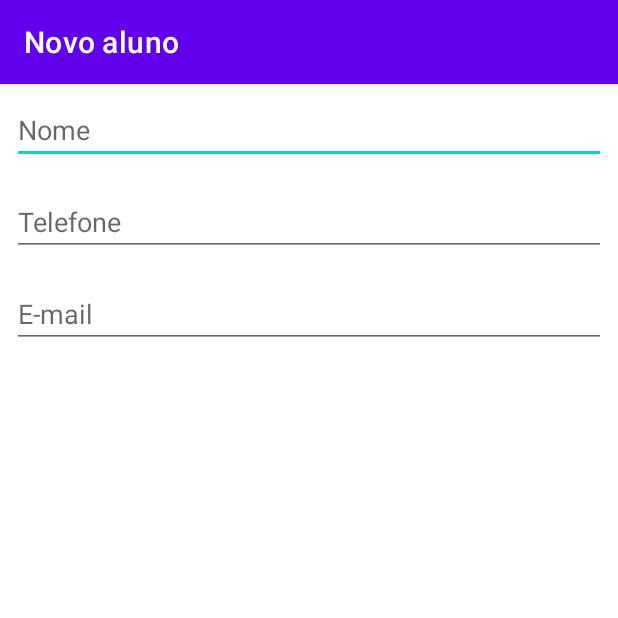
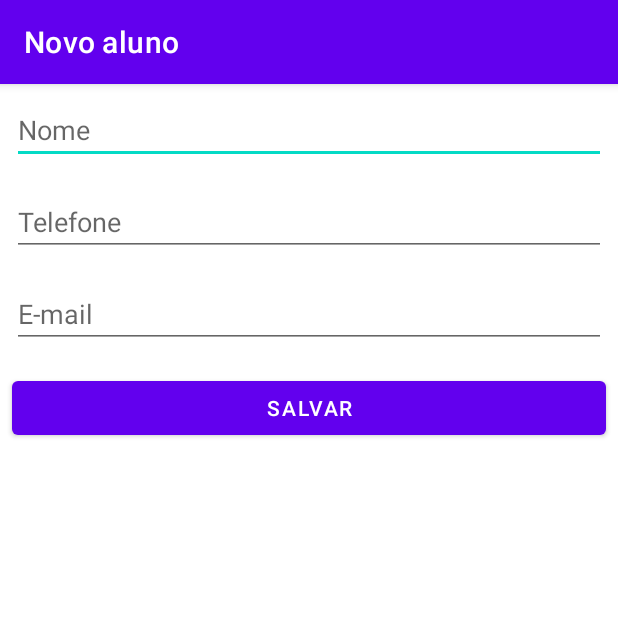
Before and after one commit to correadso/Agenda, an Android app: the FormularioAlunoActivity screen opened directly, with no data from a screen before it, on a phone screen of 412 x 824 dp, the top half of it. Run offline under Robolectric (Android 15) with nearby library versions, the phone set to English and light mode, and no system bars.

Commit message:
cont. ScrollView no formulário de cadastro

```diff
--- a/app/src/main/res/layout/activity_formulario_aluno.xml
+++ b/app/src/main/res/layout/activity_formulario_aluno.xml
@@ -33,6 +33,13 @@
             android:hint="E-mail"
             android:inputType="textEmailAddress" />
 
+        <Button
+            android:id="@+id/activity_formulario_aluno_botao_salvar"
+            android:layout_width="match_parent"
+            android:layout_height="wrap_content"
+            android:layout_margin="8dp"
+            android:text="Salvar" />
+
     </LinearLayout>
 
 </ScrollView>
```
